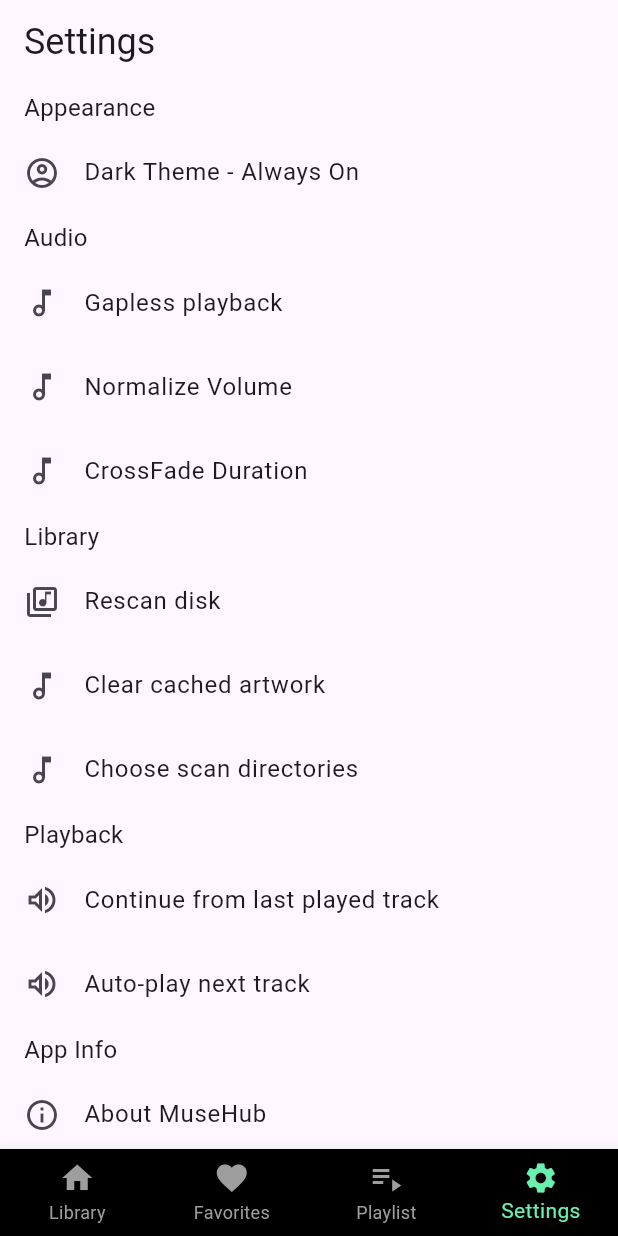
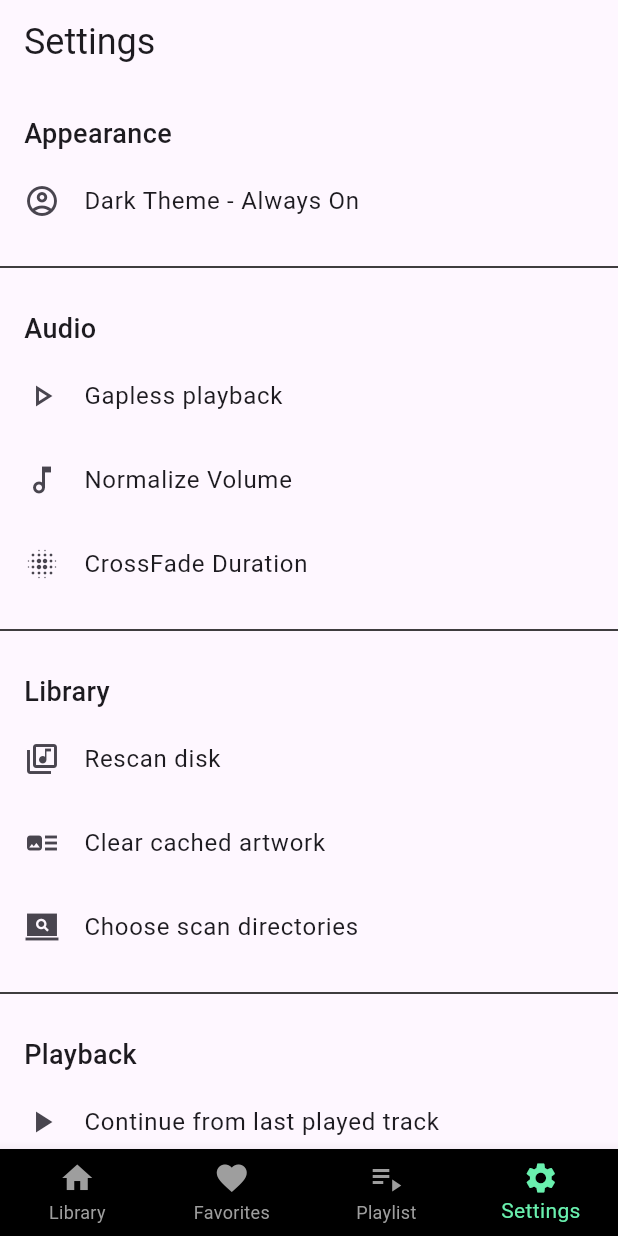
Before and after one commit to Pixel-Code-Hub206/musehub, a Flutter app: the screen it shows after launch, item 4 of the bottom bar chosen, on a phone screen of 412 x 824 dp. Run offline on Flutter 3.47's test engine with Material 3 defaults, Android fonts, the light colour scheme and no system bars; our stand-ins replace device_preview_plus.

Commit message:
Changed the settings page's icons and headers, added divider to make it more visible to the user.

```diff
--- a/lib/pages/settings_page.dart
+++ b/lib/pages/settings_page.dart
@@ -14,15 +14,17 @@ class SettingsPage extends StatelessWidget {
           ),
         ),
       ),
+
       body: ListView(
         children: <Widget>[
+          SizedBox(height: 16.0),
           Padding(
             padding: const EdgeInsets.symmetric(vertical: 4.0, horizontal: 16.0),
             child: Text(
                 'Appearance',
               style: TextStyle(
-                fontSize: 16.0,
-                fontWeight: FontWeight.w400,
+                fontSize: 18.0,
+                fontWeight: FontWeight.w500,
               ),
             ),
           ),
@@ -33,19 +35,25 @@ class SettingsPage extends StatelessWidget {
               print('Toggle theme tapped!');
             },
           ),
+          SizedBox(height: 8),
 
+          Divider(
+            color: Colors.black,
+          ),
+
+          SizedBox(height: 16.0),
           Padding(
             padding: const EdgeInsets.symmetric(vertical: 4.0, horizontal: 16.0),
             child: Text(
               'Audio',
               style: TextStyle(
-                fontSize: 16.0,
-                fontWeight: FontWeight.w400,
+                fontSize: 18.0,
+                fontWeight: FontWeight.w500,
               ),
             ),
           ),
           ListTile(
-            leading: Icon(Icons.audiotrack_outlined),
+            leading: Icon(Icons.play_arrow_outlined),
             title: Text('Gapless playback'),
             onTap: () {
               print('Uses a switch!');
@@ -59,20 +67,26 @@ class SettingsPage extends StatelessWidget {
             },
           ),
           ListTile(
-            leading: Icon(Icons.audiotrack_outlined),
+            leading: Icon(Icons.lens_blur_outlined),
             title: Text('CrossFade Duration'),
             onTap: () {
               print('Leads to another page!');
             },
           ),
+          SizedBox(height: 8),
 
+          Divider(
+            color: Colors.black,
+          ),
+
+          SizedBox(height: 16.0),
           Padding(
             padding: const EdgeInsets.symmetric(vertical: 4.0, horizontal: 16.0),
             child: Text(
               'Library',
               style: TextStyle(
-                fontSize: 16.0,
-                fontWeight: FontWeight.w400,
+                fontSize: 18.0,
+                fontWeight: FontWeight.w500,
               ),
             ),
           ),
@@ -84,53 +98,64 @@ class SettingsPage extends StatelessWidget {
             },
           ),
           ListTile(
-            leading: Icon(Icons.audiotrack_outlined),
+            leading: Icon(Icons.art_track_outlined),
             title: Text('Clear cached artwork'),
             onTap: () {
               print('Dialog (Confirmation)');
             },
           ),
           ListTile(
-            leading: Icon(Icons.audiotrack_outlined),
+            leading: Icon(Icons.screen_search_desktop_sharp),
             title: Text('Choose scan directories'),
             onTap: () {
               print('New Page');
             },
           ),
+          SizedBox(height: 8),
 
+          Divider(
+            color: Colors.black,
+          ),
+
+          SizedBox(height: 16.0),
           Padding(
             padding: const EdgeInsets.symmetric(vertical: 4.0, horizontal: 16.0),
             child: Text(
               'Playback',
               style: TextStyle(
-                fontSize: 16.0,
-                fontWeight: FontWeight.w400,
+                fontSize: 18.0,
+                fontWeight: FontWeight.w500,
               ),
             ),
           ),
           ListTile(
-            leading: Icon(Icons.volume_up_outlined),
+            leading: Icon(Icons.play_arrow),
             title: Text('Continue from last played track'),
             onTap: () {
               print('Playback Controls tapped!');
             },
           ),
           ListTile(
-            leading: Icon(Icons.volume_up_outlined),
+            leading: Icon(Icons.play_arrow_outlined),
             title: Text('Auto-play next track'),
             onTap: () {
               print('Playback Controls tapped!');
             },
           ),
+          SizedBox(height: 8),
 
+          Divider(
+            color: Colors.black,
+          ),
 
+          SizedBox(height: 16.0),
           Padding(
             padding: const EdgeInsets.symmetric(vertical: 4.0, horizontal: 16.0),
             child: Text(
               'App Info',
               style: TextStyle(
-                fontSize: 16.0,
-                fontWeight: FontWeight.w400,
+                fontSize: 18.0,
+                fontWeight: FontWeight.w500,
               ),
             ),
           ),
@@ -142,14 +167,14 @@ class SettingsPage extends StatelessWidget {
             },
           ),
           ListTile(
-            leading: Icon(Icons.audiotrack_outlined),
+            leading: Icon(Icons.person),
             title: Text('Developer Link'),
             onTap: () {
               print('External Link');
             },
           ),
           ListTile(
-            leading: Icon(Icons.audiotrack_outlined),
+            leading: Icon(Icons.info),
             title: Text('App Version : v0.1.0 (alpha)'),
           ),
         ],
```
